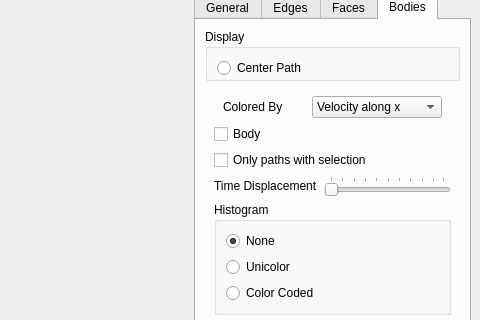
Old version of the form MainWindow.ui in the repository danlipsa/foamvis; both pictures show x 396 to 876 and y 137 to 457 of the 876 by 591 pixel window.
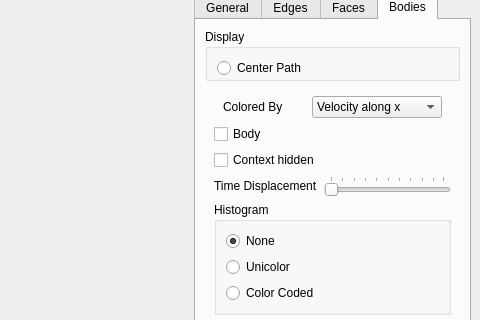
New version of the form. The open tabs and pages were chosen to show the change. Custom widgets are drawn as their Qt base class.

What changed in the file:
```diff
--- a/MainWindow.ui
+++ b/MainWindow.ui
@@ -1376,7 +1376,7 @@
                <item>
                 <widget class="QCheckBox" name="checkBoxOnlyPathsWithSelection">
                  <property name="text">
-                  <string>Only paths with selection</string>
+                  <string>Context hidden</string>
                  </property>
                 </widget>
                </item>
```
Left out of the diff: 77 changed lines with no effect on the pictures.
